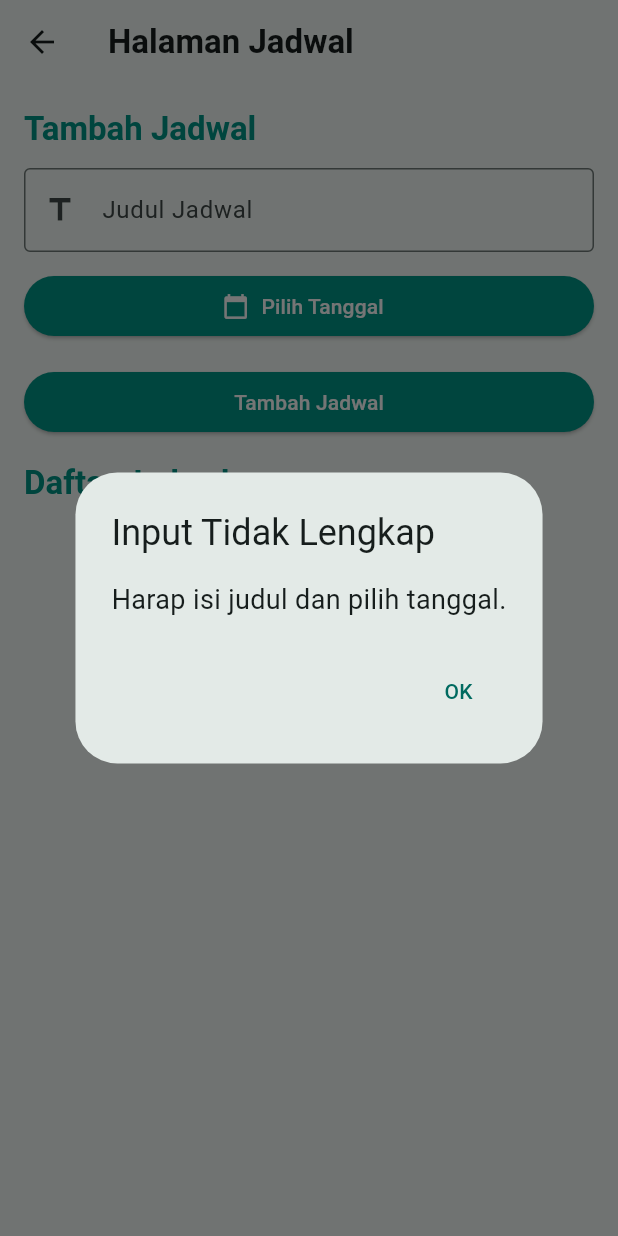
After one commit to ericofebriyan/todo_list_flutter, a Flutter app: the screen it shows after launch, item 2 of the bottom bar chosen, after a tap on "Tambah Jadwal", on a phone screen of 412 x 824 dp. The commit adds this screen. Run offline on Flutter 3.47's test engine with Material 3 defaults, Android fonts, the light colour scheme and no system bars; our stand-ins replace shared_preferences.

Commit message:
membuat halaman baru di file yang ber beda dalam flutter

```diff
--- a/lib/main.dart
+++ b/lib/main.dart
@@ -1,6 +1,7 @@
 import 'package:flutter/material.dart';
 import 'package:shared_preferences/shared_preferences.dart';
 import 'dart:convert';
+import 'second_page.dart';
 
 void main() {
   runApp(const TodoListApp());
@@ -97,7 +98,6 @@ class _TodoHomePageState extends State<TodoHomePage> {
     _saveTodos();
   }
 
-  //  DITAMBAHKAN: fungsi search + alert kalau tidak ditemukan
   void _searchTodo() {
     final query = _searchController.text.toLowerCase();
     final results =
@@ -112,7 +112,6 @@ class _TodoHomePageState extends State<TodoHomePage> {
     }
   }
 
-  //  DITAMBAHKAN: fungsi alert dialog
   void _showNoResultDialog() {
     showDialog(
       context: context,
@@ -129,6 +128,8 @@ class _TodoHomePageState extends State<TodoHomePage> {
     );
   }
 
+  int _currentIndex = 0; // ✅ untuk mengatur index navbar
+
   @override
   Widget build(BuildContext context) {
     return Scaffold(
@@ -139,7 +140,6 @@ class _TodoHomePageState extends State<TodoHomePage> {
         padding: const EdgeInsets.all(16.0),
         child: Column(
           children: [
-            //  Tambah search bar + tombol cari
             Row(
               children: [
                 Expanded(
@@ -198,6 +198,31 @@ class _TodoHomePageState extends State<TodoHomePage> {
           ],
         ),
       ),
+      bottomNavigationBar: BottomNavigationBar(
+        currentIndex: _currentIndex,
+        onTap: (index) {
+          setState(() {
+            _currentIndex = index;
+          });
+
+          if (index == 1) {
+            Navigator.push(
+              context,
+              MaterialPageRoute(builder: (context) => const SecondPage()),
+            );
+          }
+        },
+        items: const [
+          BottomNavigationBarItem(
+            icon: Icon(Icons.list),
+            label: 'Daftar Tugas',
+          ),
+          BottomNavigationBarItem(
+            icon: Icon(Icons.navigate_next),
+            label: 'Halaman Kedua',
+          ),
+        ],
+      ),
     );
   }
 }
--- /dev/null
+++ b/lib/second_page.dart
@@ -0,0 +1,187 @@
+import 'package:flutter/material.dart';
+import 'package:shared_preferences/shared_preferences.dart';
+import 'dart:convert';
+
+class SecondPage extends StatefulWidget {
+  const SecondPage({super.key});
+
+  @override
+  _SecondPageState createState() => _SecondPageState();
+}
+
+class _SecondPageState extends State<SecondPage> {
+  final List<Map<String, String>> _schedules = [];
+  final TextEditingController _titleController = TextEditingController();
+  DateTime? _selectedDate;
+
+  @override
+  void initState() {
+    super.initState();
+    _loadSchedules();
+  }
+
+  Future<void> _loadSchedules() async {
+    final prefs = await SharedPreferences.getInstance();
+    final String? schedulesString = prefs.getString('schedules');
+    if (schedulesString != null) {
+      setState(() {
+        _schedules.addAll(
+            List<Map<String, String>>.from(jsonDecode(schedulesString)));
+      });
+    }
+  }
+
+  Future<void> _saveSchedules() async {
+    final prefs = await SharedPreferences.getInstance();
+    await prefs.setString('schedules', jsonEncode(_schedules));
+  }
+
+  void _addSchedule() {
+    if (_titleController.text.isNotEmpty && _selectedDate != null) {
+      setState(() {
+        _schedules.add({
+          'title': _titleController.text,
+          'date': _selectedDate.toString().split(' ')[0], // hanya ambil tanggal
+        });
+        _titleController.clear();
+        _selectedDate = null;
+      });
+      _saveSchedules();
+    } else {
+      _showErrorDialog();
+    }
+  }
+
+  void _removeSchedule(int index) {
+    setState(() {
+      _schedules.removeAt(index);
+    });
+    _saveSchedules();
+  }
+
+  void _showDatePicker() async {
+    final DateTime? picked = await showDatePicker(
+      context: context,
+      initialDate: DateTime.now(),
+      firstDate: DateTime(2000),
+      lastDate: DateTime(2100),
+    );
+    if (picked != null) {
+      setState(() {
+        _selectedDate = picked;
+      });
+    }
+  }
+
+  void _showErrorDialog() {
+    showDialog(
+      context: context,
+      builder: (context) => AlertDialog(
+        title: const Text('Input Tidak Lengkap'),
+        content: const Text('Harap isi judul dan pilih tanggal.'),
+        actions: [
+          TextButton(
+            onPressed: () => Navigator.pop(context),
+            child: const Text('OK'),
+          ),
+        ],
+      ),
+    );
+  }
+
+  @override
+  Widget build(BuildContext context) {
+    final theme = Theme.of(context);
+    return Scaffold(
+      appBar: AppBar(
+        title: const Text('Halaman Jadwal'),
+      ),
+      body: SingleChildScrollView(
+        padding: const EdgeInsets.all(16.0),
+        child: Column(
+          crossAxisAlignment: CrossAxisAlignment.start,
+          children: [
+            Text(
+              'Tambah Jadwal',
+              style: theme.textTheme.titleLarge,
+            ),
+            const SizedBox(height: 12),
+            TextField(
+              controller: _titleController,
+              decoration: const InputDecoration(
+                labelText: 'Judul Jadwal',
+                border: OutlineInputBorder(),
+                prefixIcon: Icon(Icons.title),
+              ),
+            ),
+            const SizedBox(height: 12),
+            Row(
+              children: [
+                Expanded(
+                  child: ElevatedButton.icon(
+                    onPressed: _showDatePicker,
+                    icon: const Icon(Icons.calendar_today),
+                    label: const Text('Pilih Tanggal'),
+                  ),
+                ),
+              ],
+            ),
+            if (_selectedDate != null)
+              Padding(
+                padding: const EdgeInsets.symmetric(vertical: 8.0),
+                child: Text(
+                  'Tanggal dipilih: ${_selectedDate!.toString().split(' ')[0]}',
+                  style: theme.textTheme.bodyMedium!
+                      .copyWith(fontWeight: FontWeight.bold),
+                ),
+              ),
+            const SizedBox(height: 16),
+            SizedBox(
+              width: double.infinity, // ✅ bikin tombol full width
+              child: ElevatedButton(
+                onPressed: _addSchedule,
+                child: const Text('Tambah Jadwal'),
+              ),
+            ),
+            const SizedBox(height: 16),
+            Text(
+              'Daftar Jadwal',
+              style: theme.textTheme.titleLarge,
+            ),
+            const SizedBox(height: 12),
+            _schedules.isEmpty
+                ? Center(
+                    child: Text(
+                      'Belum ada jadwal',
+                      style: theme.textTheme.bodyMedium,
+                    ),
+                  )
+                : ListView.separated(
+                    shrinkWrap: true,
+                    physics: const NeverScrollableScrollPhysics(),
+                    itemCount: _schedules.length,
+                    separatorBuilder: (_, __) => const SizedBox(height: 8),
+                    itemBuilder: (context, index) {
+                      final schedule = _schedules[index];
+                      return Card(
+                        elevation: 2,
+                        shape: RoundedRectangleBorder(
+                            borderRadius: BorderRadius.circular(12)),
+                        child: ListTile(
+                          title: Text(schedule['title']!,
+                              style: theme.textTheme.bodyLarge),
+                          subtitle: Text('Tanggal: ${schedule['date']}'),
+                          trailing: IconButton(
+                            icon: const Icon(Icons.delete, color: Colors.red),
+                            onPressed: () => _removeSchedule(index),
+                          ),
+                        ),
+                      );
+                    },
+                  ),
+          ],
+        ),
+      ),
+    );
+  }
+}
```
Also changed, not shown: lib/second.page.dart (deleted).
